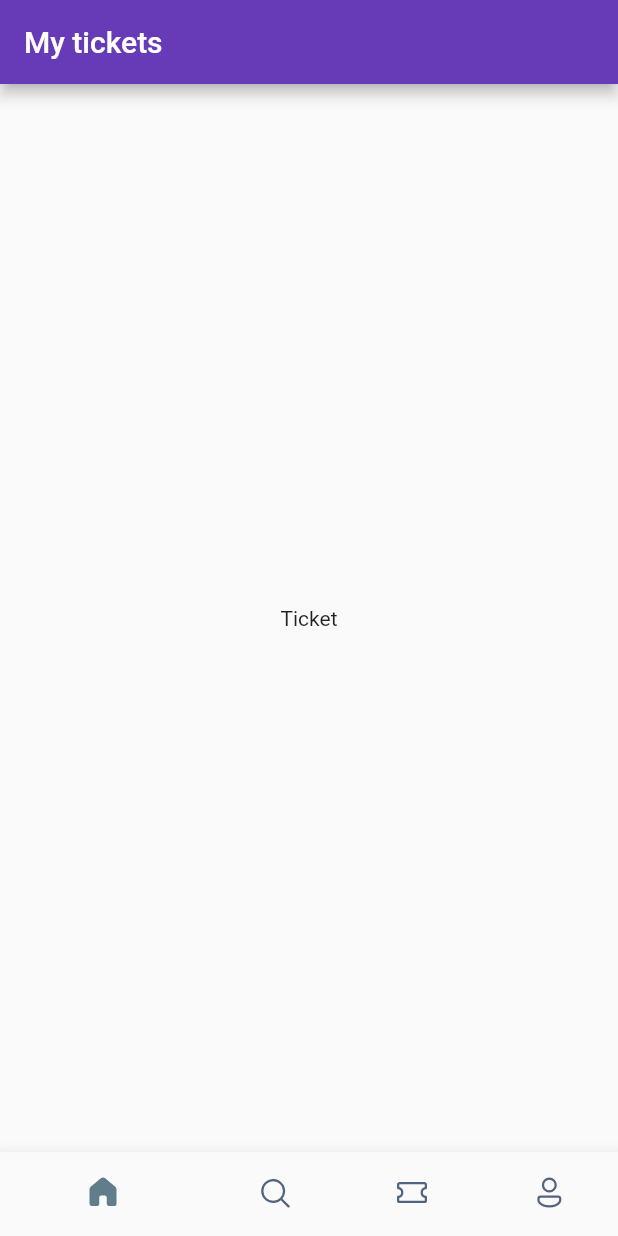
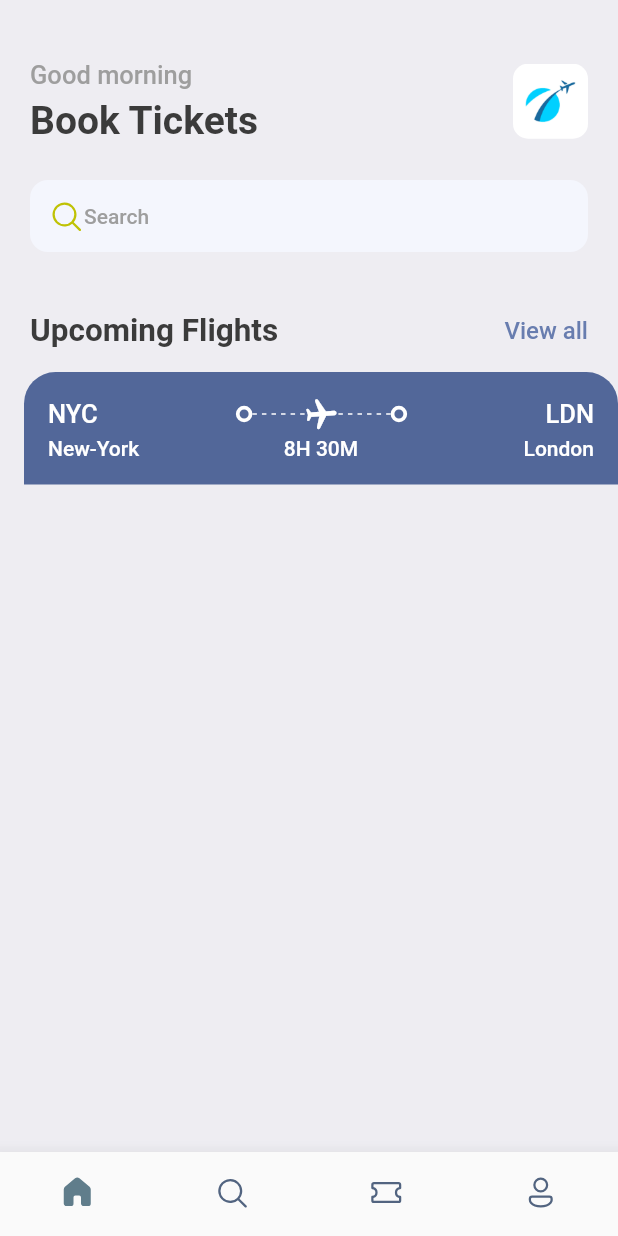
Before and after one commit to ruvima/booktickets, a Flutter app: the screen it shows after launch, on a phone screen of 412 x 824 dp. Run offline on Flutter 3.47's test engine with Material 2 defaults, Android fonts, the phone set to English and light mode, and no system bars; our stand-ins replace fluentui_icons, gap.

Commit message:
ticket first part

```diff
--- a/lib/main.dart
+++ b/lib/main.dart
@@ -1,4 +1,5 @@
 import 'package:booktickets/screens/bottom_bar.dart';
+import 'package:booktickets/utils/app_styles.dart';
 import 'package:flutter/material.dart';
 
 void main() => runApp(const MyApp());
@@ -11,7 +12,9 @@ class MyApp extends StatelessWidget {
     return MaterialApp(
       debugShowCheckedModeBanner: false,
       title: 'Material App',
-      theme: ThemeData(primarySwatch: Colors.deepPurple),
+      theme: ThemeData(
+        primaryColor: primary,
+      ),
       home: const BottomBar(),
     );
   }
--- a/lib/screens/bottom_bar.dart
+++ b/lib/screens/bottom_bar.dart
@@ -1,3 +1,4 @@
+import 'package:booktickets/screens/home_screen.dart';
 import 'package:fluentui_icons/fluentui_icons.dart';
 import 'package:flutter/material.dart';
 
@@ -9,9 +10,9 @@ class BottomBar extends StatefulWidget {
 }
 
 class _BottomBarState extends State<BottomBar> {
-  int _selectedIndex = 2;
+  int _selectedIndex = 0;
   static final List<Widget> _widgetOptions = <Widget>[
-    const Text('Home'),
+    const HomeScreen(),
     const Text('Search'),
     const Text('Ticket'),
     const Text('Profile'),
@@ -20,22 +21,20 @@ class _BottomBarState extends State<BottomBar> {
   void _onItemTapped(int index) {
     _selectedIndex = index;
     setState(() {});
-    print(_selectedIndex);
   }
 
   @override
   Widget build(BuildContext context) {
     return Scaffold(
-      appBar: AppBar(
-        title: const Text('My tickets'),
-      ),
       body: Center(child: _widgetOptions[_selectedIndex]),
       bottomNavigationBar: BottomNavigationBar(
+        currentIndex: _selectedIndex,
         onTap: _onItemTapped,
         elevation: 10,
         showSelectedLabels: false,
         showUnselectedLabels: false,
         selectedItemColor: Colors.blueGrey,
+        type: BottomNavigationBarType.fixed,
         unselectedItemColor: const Color(0xFF526480),
         items: const [
           BottomNavigationBarItem(
--- /dev/null
+++ b/lib/screens/home_screen.dart
@@ -0,0 +1,101 @@
+import 'package:booktickets/screens/ticket_view.dart';
+import 'package:booktickets/utils/app_styles.dart';
+import 'package:fluentui_icons/fluentui_icons.dart';
+import 'package:flutter/material.dart';
+import 'package:gap/gap.dart';
+
+class HomeScreen extends StatelessWidget {
+  const HomeScreen({Key? key}) : super(key: key);
+
+  @override
+  Widget build(BuildContext context) {
+    return Scaffold(
+      backgroundColor: Styles.bgColor,
+      body: ListView(
+        children: [
+          Container(
+            padding: const EdgeInsets.symmetric(horizontal: 20),
+            child: Column(
+              children: [
+                const Gap(40),
+                Row(
+                  mainAxisAlignment: MainAxisAlignment.spaceBetween,
+                  children: [
+                    Column(
+                      crossAxisAlignment: CrossAxisAlignment.start,
+                      children: [
+                        Text(
+                          'Good morning',
+                          style: Styles.headLineStyle3,
+                        ),
+                        const Gap(5),
+                        Text(
+                          'Book Tickets',
+                          style: Styles.headLineStyle1,
+                        ),
+                      ],
+                    ),
+                    Container(
+                      width: 50,
+                      height: 50,
+                      decoration: BoxDecoration(
+                        borderRadius: BorderRadius.circular(10),
+                        image: DecorationImage(
+                          fit: BoxFit.fitHeight,
+                          image: AssetImage('assets/images/img_1.png'),
+                        ),
+                      ),
+                    )
+                  ],
+                ),
+                const Gap(25),
+                Container(
+                  decoration: BoxDecoration(
+                    borderRadius: BorderRadius.circular(12),
+                    color: const Color(0xFFF4F6FD),
+                  ),
+                  padding:
+                      const EdgeInsets.symmetric(horizontal: 12, vertical: 12),
+                  child: Row(
+                    children: [
+                      const Icon(
+                        FluentSystemIcons.ic_fluent_search_regular,
+                        color: Color(0xFFBFC205),
+                      ),
+                      Text(
+                        'Search',
+                        style: Styles.headLineStyle4,
+                      )
+                    ],
+                  ),
+                ),
+                const Gap(40),
+                Row(
+                  mainAxisAlignment: MainAxisAlignment.spaceBetween,
+                  children: [
+                    Text(
+                      'Upcoming Flights',
+                      style: Styles.headLineStyle2,
+                    ),
+                    InkWell(
+                      onTap: () {
+                        print('You are tapping');
+                      },
+                      child: Text(
+                        'View all',
+                        style: Styles.textStyle
+                            .copyWith(color: Styles.primaryColor),
+                      ),
+                    ),
+                  ],
+                ),
+              ],
+            ),
+          ),
+          const Gap(15),
+          TicketView(),
+        ],
+      ),
+    );
+  }
+}
--- /dev/null
+++ b/lib/screens/ticket_view.dart
@@ -0,0 +1,125 @@
+import 'package:booktickets/utils/app_layout.dart';
+import 'package:booktickets/utils/app_styles.dart';
+import 'package:booktickets/widgets/ticket_container.dart';
+import 'package:flutter/material.dart';
+import 'package:gap/gap.dart';
+
+class TicketView extends StatelessWidget {
+  const TicketView({Key? key}) : super(key: key);
+
+  @override
+  Widget build(BuildContext context) {
+    final size = AppLayout.getSize(context);
+    return SizedBox(
+      width: size.width,
+      height: 200,
+      child: Container(
+        margin: const EdgeInsets.only(left: 16),
+        child: Column(
+          children: [
+            Container(
+              decoration: const BoxDecoration(
+                color: Color(0xFF526799),
+                borderRadius: BorderRadius.only(
+                  topLeft: Radius.circular(21),
+                  topRight: Radius.circular(21),
+                ),
+              ),
+              padding: const EdgeInsets.all(16),
+              child: Column(
+                children: [
+                  Row(
+                    children: [
+                      Text(
+                        'NYC',
+                        style:
+                            Styles.headLineStyle3.copyWith(color: Colors.white),
+                      ),
+                      const Spacer(),
+                      TickContainer(),
+                      Expanded(
+                        child: Stack(
+                          children: [
+                            SizedBox(
+                              height: 24,
+                              child: LayoutBuilder(
+                                builder: (BuildContext context,
+                                    BoxConstraints constraints) {
+                                  print(constraints.constrainWidth());
+                                  return Flex(
+                                    mainAxisAlignment:
+                                        MainAxisAlignment.spaceBetween,
+                                    direction: Axis.horizontal,
+                                    children: List.generate(
+                                        (constraints.constrainWidth() / 6)
+                                            .floor(),
+                                        (index) => const SizedBox(
+                                              width: 3,
+                                              height: 1,
+                                              child: DecoratedBox(
+                                                  decoration: BoxDecoration(
+                                                color: Colors.white,
+                                              )),
+                                            )),
+                                  );
+                                },
+                              ),
+                            ),
+                            Center(
+                              child: Transform.rotate(
+                                angle: 1.5,
+                                child: const Icon(
+                                  Icons.local_airport_rounded,
+                                  color: Colors.white,
+                                ),
+                              ),
+                            ),
+                          ],
+                        ),
+                      ),
+                      TickContainer(),
+                      const Spacer(),
+                      Text(
+                        'LDN',
+                        style:
+                            Styles.headLineStyle3.copyWith(color: Colors.white),
+                      ),
+                    ],
+                  ),
+                  const Gap(3),
+                  Row(
+                    mainAxisAlignment: MainAxisAlignment.spaceBetween,
+                    children: [
+                      SizedBox(
+                        width: 100,
+                        child: Text(
+                          'New-York',
+                          style: Styles.headLineStyle4
+                              .copyWith(color: Colors.white),
+                        ),
+                      ),
+                      Text(
+                        '8H 30M',
+                        style:
+                            Styles.headLineStyle4.copyWith(color: Colors.white),
+                      ),
+                      SizedBox(
+                        width: 100,
+                        child: Text(
+                          'London',
+                          style: Styles.headLineStyle4
+                              .copyWith(color: Colors.white),
+                          textAlign: TextAlign.end,
+                        ),
+                      ),
+                    ],
+                  )
+                ],
+              ),
+            )
+          ],
+        ),
+      ),
+    );
+  }
+}
--- /dev/null
+++ b/lib/utils/app_layout.dart
@@ -0,0 +1,7 @@
+import 'package:flutter/material.dart';
+
+class AppLayout {
+  static getSize(BuildContext context) {
+    return MediaQuery.of(context).size;
+  }
+}
--- /dev/null
+++ b/lib/utils/app_styles.dart
@@ -0,0 +1,20 @@
+import 'package:flutter/material.dart';
+
+Color primary = const Color(0xFF687daf);
+
+class Styles {
+  static Color primaryColor = primary;
+  static Color textColor = const Color(0xFF3b3b3b);
+  static Color bgColor = const Color(0xFFeeedf2);
+  static Color orangeColor = const Color(0xFF526799);
+  static TextStyle textStyle =
+      TextStyle(fontSize: 16, color: textColor, fontWeight: FontWeight.w500);
+  static TextStyle headLineStyle1 =
+      TextStyle(fontSize: 26, color: textColor, fontWeight: FontWeight.bold);
+  static TextStyle headLineStyle2 =
+      TextStyle(fontSize: 21, color: textColor, fontWeight: FontWeight.bold);
+  static TextStyle headLineStyle3 = TextStyle(
+      fontSize: 17, color: Colors.grey.shade500, fontWeight: FontWeight.w500);
+  static TextStyle headLineStyle4 = TextStyle(
+      fontSize: 14, color: Colors.grey.shade500, fontWeight: FontWeight.w500);
+}
--- /dev/null
+++ b/lib/widgets/ticket_container.dart
@@ -0,0 +1,15 @@
+import 'package:flutter/material.dart';
+
+class TickContainer extends StatelessWidget {
+  const TickContainer({Key? key}) : super(key: key);
+
+  @override
+  Widget build(BuildContext context) {
+    return Container(
+      padding: const EdgeInsets.all(3.0),
+      decoration: BoxDecoration(
+          borderRadius: BorderRadius.circular(20),
+          border: Border.all(width: 2.5, color: Colors.white)),
+    );
+  }
+}
--- a/pubspec.yaml
+++ b/pubspec.yaml
@@ -35,6 +35,7 @@ dependencies:
   # Use with the CupertinoIcons class for iOS style icons.
   cupertino_icons: ^1.0.2
   fluentui_icons: ^1.0.0
+  gap: ^2.0.0
 
 dev_dependencies:
   flutter_test:
@@ -59,8 +60,9 @@ flutter:
   uses-material-design: true
 
   # To add assets to your application, add an assets section, like this:
-  # assets:
-  #   - images/a_dot_burr.jpeg
+  assets:
+    - assets/
+    - assets/images/
   #   - images/a_dot_ham.jpeg
 
   # An image asset can refer to one or more resolution-specific "variants", see
```
Also changed, not shown: assets/images/img.png (added), assets/images/img_1.png (added), assets/images/one.png (added), assets/images/sit.jpg (added), assets/images/three.png (added), assets/images/two.png (added), assets/images/visa.png (added), pubspec.lock.
